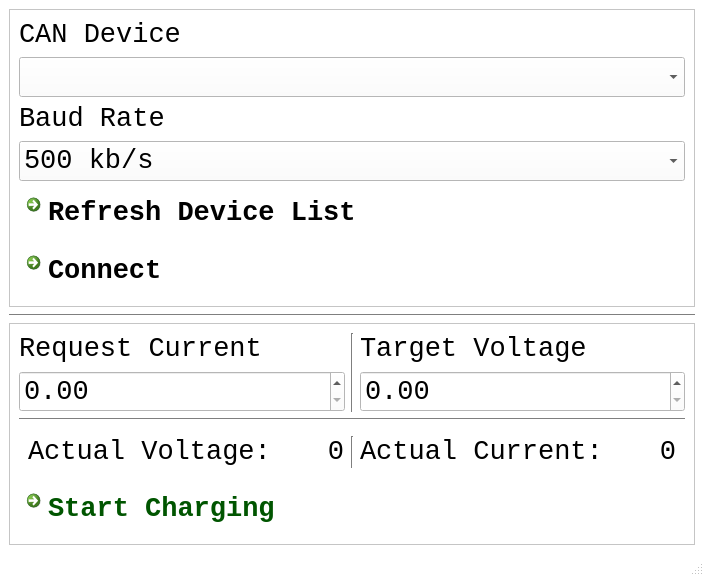
Qt form chargergui.ui (PurdueElectricRacing/ChargerGui) before a commit.
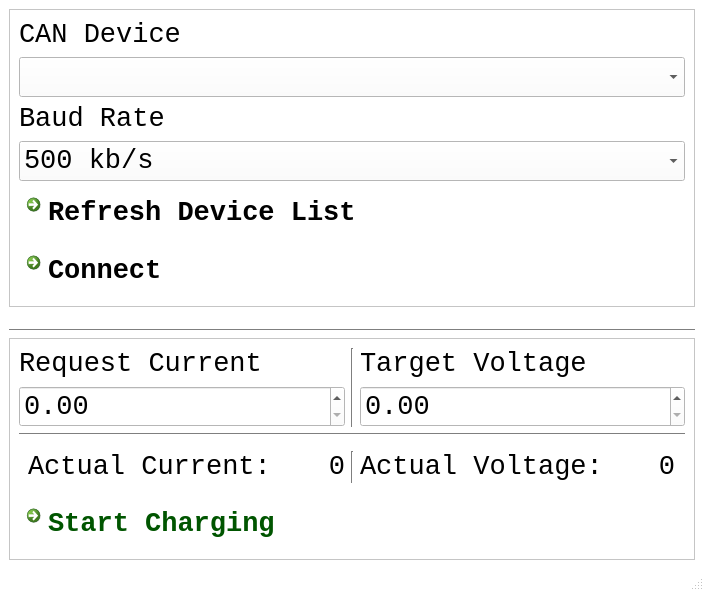
The same form after that commit.

Diff of the .ui file:
```diff
--- a/chargergui.ui
+++ b/chargergui.ui
@@ -7,7 +7,7 @@
     <x>0</x>
     <y>0</y>
     <width>704</width>
-    <height>576</height>
+    <height>591</height>
    </rect>
   </property>
   <property name="palette">
@@ -549,32 +549,6 @@
        <item row="4" column="0" colspan="3">
         <widget class="QWidget" name="widget" native="true">
          <layout class="QGridLayout" name="gridLayout_5">
-          <item row="1" column="0">
-           <widget class="QLabel" name="label_6">
-            <property name="font">
-             <font>
-              <family>Monospace</family>
-              <pointsize>20</pointsize>
-             </font>
-            </property>
-            <property name="text">
-             <string>Actual Voltage:</string>
-            </property>
-           </widget>
-          </item>
-          <item row="1" column="4">
-           <widget class="QLabel" name="label_4">
-            <property name="font">
-             <font>
-              <family>Monospace</family>
-              <pointsize>20</pointsize>
-             </font>
-            </property>
-            <property name="text">
-             <string>Actual Current:</string>
-            </property>
-           </widget>
-          </item>
           <item row="1" column="2">
            <widget class="Line" name="line">
             <property name="orientation">
@@ -582,7 +556,7 @@
             </property>
            </widget>
           </item>
-          <item row="1" column="1">
+          <item row="1" column="5">
            <widget class="QLabel" name="VoltageLabel">
             <property name="font">
              <font>
@@ -601,7 +575,33 @@
             </property>
            </widget>
           </item>
-          <item row="1" column="5">
+          <item row="1" column="4">
+           <widget class="QLabel" name="label_6">
+            <property name="font">
+             <font>
+              <family>Monospace</family>
+              <pointsize>20</pointsize>
+             </font>
+            </property>
+            <property name="text">
+             <string>Actual Voltage:</string>
+            </property>
+           </widget>
+          </item>
+          <item row="1" column="0">
+           <widget class="QLabel" name="label_4">
+            <property name="font">
+             <font>
+              <family>Monospace</family>
+              <pointsize>20</pointsize>
+             </font>
+            </property>
+            <property name="text">
+             <string>Actual Current:</string>
+            </property>
+           </widget>
+          </item>
+          <item row="1" column="1">
            <widget class="QLabel" name="CurrentLabel">
             <property name="font">
              <font>
```
